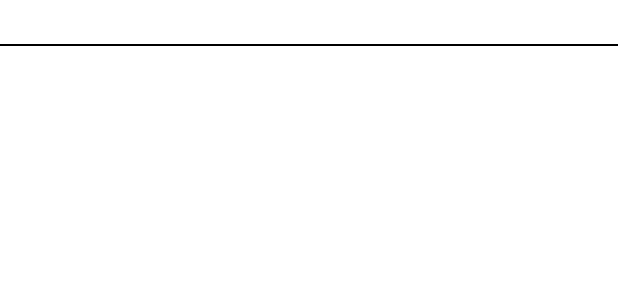
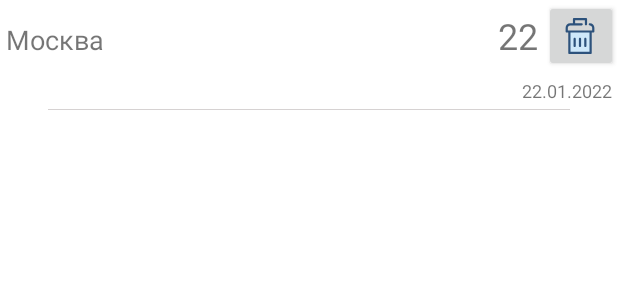
Before and after one commit to NDedov/weather3, an Android app: the layout fragment_weather_history_list_recycler_item.xml on its own in the app's theme, with its tools: preview values and no code run, on a phone screen of 412 x 824 dp. Shown: the top 300 px of the screen. Run offline under Robolectric (Android 15) with nearby library versions, the phone set to English and light mode, and no system bars.

Commit message:
Lesson8. Удаление в истории по времени замера погоды

```diff
--- a/app/src/main/java/com/example/weather/domain/Weather.kt
+++ b/app/src/main/java/com/example/weather/domain/Weather.kt
@@ -14,7 +14,8 @@ data class Weather(
     val windDir: String = "северное",
     val pressure_mm: Int = 854,
     val humidity: Int = 52,
-    var icon: String="ovc_-ra"
+    var icon: String="ovc_-ra",
+    val date: Long = 1L
 ):Parcelable
 
 @Parcelize
--- a/app/src/main/java/com/example/weather/model/Repository.kt
+++ b/app/src/main/java/com/example/weather/model/Repository.kt
@@ -9,8 +9,10 @@ fun interface RepositoryMulti {
     fun getListWeather(location: Location):List<Weather>
 }
 
-fun interface RepositoryWeatherAvailable {
+interface RepositoryWeatherAvailable {
     fun getWeatherAll(callback: CommonListWeatherCallback)
+    fun deleteHistoryByWeather(weather: Weather, callback: CommonListWeatherCallback)
+
 }
 
 interface CommonWeatherCallback{
@@ -22,6 +24,7 @@ interface CommonWeatherCallback{
 interface CommonListWeatherCallback{
     fun onResponse(weatherList: List<Weather>)
     fun onFailure(e: IOException)
+    fun onDelete(num: Int)
 }
 
 fun interface RepositoryWeatherByCity {
--- a/app/src/main/java/com/example/weather/model/room/WeatherDAO.kt
+++ b/app/src/main/java/com/example/weather/model/room/WeatherDAO.kt
@@ -23,6 +23,9 @@ interface WeatherDAO {
     @Query("SELECT * FROM weather_entity_table")
     fun getWeatherAll():List<WeatherEntity>
 
+    @Query("DELETE FROM weather_entity_table WHERE dateTime=:mDateTime")
+    fun deleteByTime(mDateTime:Long): Int
+
     // CRUD
     // INSERT INTO table_name (key1,key2) VALUES(value1,value2)
     // SELECT * FROM table_name WHERE key1=1
--- a/app/src/main/java/com/example/weather/model/room/WeatherEntity.kt
+++ b/app/src/main/java/com/example/weather/model/room/WeatherEntity.kt
@@ -12,5 +12,6 @@ data class WeatherEntity(
     val lat: Double,
     val lon: Double,
     var temperature: Int,
-    var feelsLike: Int
+    var feelsLike: Int,
+    val dateTime: Long
 )
--- a/app/src/main/java/com/example/weather/viewmodel/weatherhistorylist/WeatherHistoryListFragmentAppState.kt
+++ b/app/src/main/java/com/example/weather/viewmodel/weatherhistorylist/WeatherHistoryListFragmentAppState.kt
@@ -5,5 +5,6 @@ import com.example.weather.domain.Weather
 sealed class WeatherHistoryListFragmentAppState {
     data class SuccessMulti(val weatherList: List<Weather>) : WeatherHistoryListFragmentAppState()
     data class Error(val error: Throwable) : WeatherHistoryListFragmentAppState()
+    data class SuccessDelete(val num: Int) : WeatherHistoryListFragmentAppState()
     object Loading : WeatherHistoryListFragmentAppState()
 }
--- /dev/null
+++ b/app/src/main/res/drawable/ic_delete.xml
@@ -0,0 +1,8 @@
+<vector android:height="24dp" android:viewportHeight="512"
+    android:viewportWidth="512" android:width="24dp" xmlns:android="http://schemas.android.com/apk/res/android">
+    <path android:fillColor="#CEE8FA" android:pathData="M104.92,191.73h302.16v304.52h-302.16z"/>
+    <path android:fillColor="#2D527C" android:pathData="M180.07,413.38c-8.69,0 -15.74,-7.05 -15.74,-15.74V296.92c0,-8.69 7.05,-15.74 15.74,-15.74s15.74,7.05 15.74,15.74v100.72C195.8,406.33 188.76,413.38 180.07,413.38z"/>
+    <path android:fillColor="#2D527C" android:pathData="M256,413.38c-8.69,0 -15.74,-7.05 -15.74,-15.74V296.92c0,-8.69 7.05,-15.74 15.74,-15.74c8.69,0 15.74,7.05 15.74,15.74v100.72C271.74,406.33 264.69,413.38 256,413.38z"/>
+    <path android:fillColor="#2D527C" android:pathData="M331.93,413.38c-8.69,0 -15.74,-7.05 -15.74,-15.74V296.92c0,-8.69 7.05,-15.74 15.74,-15.74s15.74,7.05 15.74,15.74v100.72C347.67,406.33 340.63,413.38 331.93,413.38z"/>
+    <path android:fillColor="#2D527C" android:pathData="M395.93,73.71c-8.69,0 -15.74,7.05 -15.74,15.74s7.05,15.74 15.74,15.74c18.3,0 33.18,14.89 33.18,33.18v37.64H407.08H104.92H82.89v-37.64c0,-18.3 14.89,-33.18 33.18,-33.18h163.54c8.69,0 15.74,-7.05 15.74,-15.74s-7.05,-15.74 -15.74,-15.74h-92.85v-42.23h138.49v57.97c0,8.69 7.05,15.74 15.74,15.74s15.74,-7.05 15.74,-15.74V15.74c0,-8.69 -7.05,-15.74 -15.74,-15.74H171.02c-8.69,0 -15.74,7.05 -15.74,15.74v57.97h-39.21c-35.65,0 -64.65,29 -64.65,64.65v53.38c0,8.69 7.05,15.74 15.74,15.74h22.03v288.79c0,8.69 7.05,15.74 15.74,15.74h302.16c8.69,0 15.74,-7.05 15.74,-15.74V207.48h22.03c8.69,0 15.74,-7.05 15.74,-15.74v-53.38C460.59,102.71 431.58,73.71 395.93,73.71zM391.34,480.52H120.66V207.48h270.68V480.52z"/>
+</vector>
--- a/app/src/main/res/layout/fragment_weather_history_list_recycler_item.xml
+++ b/app/src/main/res/layout/fragment_weather_history_list_recycler_item.xml
@@ -1,31 +1,66 @@
 <?xml version="1.0" encoding="utf-8"?>
 <LinearLayout xmlns:android="http://schemas.android.com/apk/res/android"
+    xmlns:tools="http://schemas.android.com/tools"
     android:layout_width="match_parent"
     android:layout_height="match_parent"
     android:orientation="vertical">
 
+
     <LinearLayout
         android:layout_width="match_parent"
-        android:layout_height="wrap_content">
+        android:layout_height="wrap_content"
+        android:orientation="vertical">
+
+        <LinearLayout
+            android:layout_width="match_parent"
+            android:layout_height="wrap_content"
+            android:orientation="horizontal">
 
             <TextView
                 android:id="@+id/cityName"
                 android:layout_width="0dp"
                 android:layout_height="wrap_content"
-            android:layout_weight="3"
-            android:textSize="@dimen/city_list_name_size" />
+                android:layout_margin="@dimen/little_margin"
+                android:layout_weight="4"
+                android:textSize="@dimen/city_list_name_size"
+                tools:text="Москва" />
 
             <TextView
                 android:id="@+id/temperatureValue"
                 android:layout_width="0dp"
                 android:layout_height="wrap_content"
+                android:layout_margin="@dimen/little_margin"
                 android:layout_weight="1"
-            android:textSize="@dimen/city_list_name_size" />
+                android:gravity="end"
+                android:textSize="@dimen/medium_text_size"
+                tools:text="22" />
+
+            <androidx.appcompat.widget.AppCompatButton
+                android:id="@+id/deleteButton"
+                android:layout_width="0dp"
+                android:layout_height="wrap_content"
+                android:layout_weight="0.7"
+                android:drawableStart="@drawable/ic_delete" />
+
+        </LinearLayout>
+
+        <TextView
+            android:id="@+id/dateValue"
+            android:layout_width="match_parent"
+            android:layout_height="0dp"
+            android:layout_margin="@dimen/little_margin"
+            android:layout_weight="1"
+            android:gravity="end"
+            android:textSize="@dimen/little_text_size"
+            tools:text="22.01.2022" />
+
     </LinearLayout>
 
     <View
         android:layout_width="match_parent"
-        android:layout_height="1dp"
-        android:background="@color/black" />
+        android:layout_height="@dimen/recycler_divider_height"
+        android:layout_marginStart="@dimen/margin_recycler_divider"
+        android:layout_marginEnd="@dimen/margin_recycler_divider"
+        android:background="@color/grey" />
 
 </LinearLayout>
--- a/app/src/main/res/values/dimens.xml
+++ b/app/src/main/res/values/dimens.xml
@@ -3,7 +3,7 @@
     <dimen name="medium_text_size">24sp</dimen>
     <dimen name="little_text_size">12sp</dimen>
     <dimen name="large_text_size">48sp</dimen>
-    <dimen name="city_list_name_size">22sp</dimen>
+    <dimen name="city_list_name_size">18sp</dimen>
     <dimen name="recycler_divider_height">0.5dp</dimen>
     <dimen name="margin_recycler_divider">32dp</dimen>
     <dimen name="little_margin">4dp</dimen>
```
Also changed, not shown: app/src/main/java/com/example/weather/model/RepositoryRoomImpl.kt (+6 -2 lines), app/src/main/java/com/example/weather/view/detailed/OnResponse.kt (deleted, +0 -8 lines), app/src/main/java/com/example/weather/view/history/OnWeatherHistoryClick.kt (added, +8 -0 lines), app/src/main/java/com/example/weather/view/history/WeatherHistoryListAdapter.kt (+20 -7 lines), app/src/main/java/com/example/weather/view/history/WeatherHistoryListFragment.kt (+9 -4 lines), app/src/main/java/com/example/weather/viewmodel/weatherhistorylist/WeatherHistoryListViewModel.kt (+10 -4 lines), app/src/main/java/com/example/weather/view/detailed/OnItemClick.kt (line endings or trailing spaces). Lines whose indentation alone changed are shown as unchanged.
